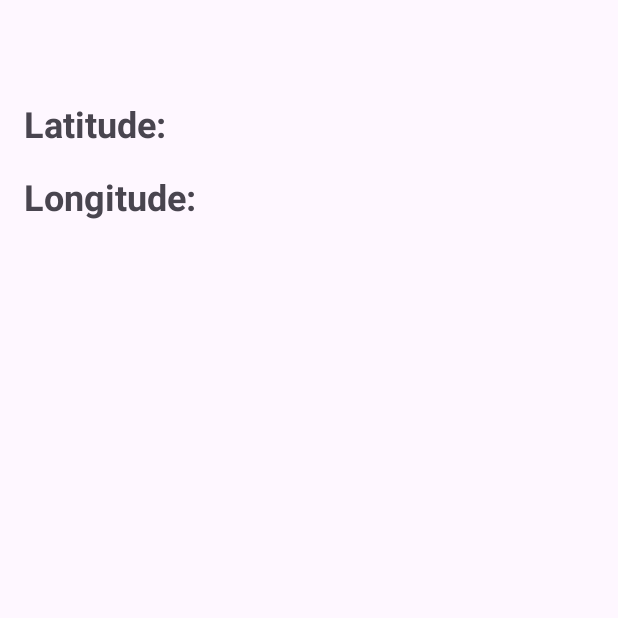
After one commit to wh1zeguy/Hide_and_Seek_App, an Android app: the GameActivity screen opened directly, with no data from a screen before it, on a phone screen of 412 x 824 dp, the top half of it. The commit adds this screen. Run offline under Robolectric (Android 15) with nearby library versions, the phone set to English and light mode, and no system bars.

Commit message:
Working Latitude & Longitude

```diff
--- a/app/src/main/AndroidManifest.xml
+++ b/app/src/main/AndroidManifest.xml
@@ -21,6 +21,7 @@
                 <category android:name="android.intent.category.LAUNCHER" />
             </intent-filter>
         </activity>
+        <activity android:name=".GameActivity" />
     </application>
 
 </manifest>
--- /dev/null
+++ b/app/src/main/java/com/example/hide_and_seek/GameActivity.kt
@@ -0,0 +1,102 @@
+package com.example.hide_and_seek
+
+import android.Manifest
+import android.content.pm.PackageManager
+import android.location.Location
+import android.os.Bundle
+import android.util.Log
+import android.widget.Toast
+import androidx.appcompat.app.AppCompatActivity
+import androidx.core.app.ActivityCompat
+import androidx.core.content.ContextCompat
+import com.google.android.gms.location.FusedLocationProviderClient
+import com.google.android.gms.location.LocationServices
+
+class GameActivity : AppCompatActivity() {
+
+    private lateinit var fusedLocationClient: FusedLocationProviderClient
+    private val LOCATION_PERMISSION_REQUEST_CODE = 1001
+
+    override fun onCreate(savedInstanceState: Bundle?) {
+        super.onCreate(savedInstanceState)
+        setContentView(R.layout.activity_game)
+
+        fusedLocationClient = LocationServices.getFusedLocationProviderClient(this)
+
+        // Check for permissions first
+        if (checkLocationPermissions()) {
+            getLastKnownLocation()
+        } else {
+            requestLocationPermissions()
+        }
+    }
+
+    private fun checkLocationPermissions(): Boolean {
+        val fineLocation = ContextCompat.checkSelfPermission(
+            this,
+            Manifest.permission.ACCESS_FINE_LOCATION
+        ) == PackageManager.PERMISSION_GRANTED
+
+        val coarseLocation = ContextCompat.checkSelfPermission(
+            this,
+            Manifest.permission.ACCESS_COARSE_LOCATION
+        ) == PackageManager.PERMISSION_GRANTED
+
+        return fineLocation && coarseLocation
+    }
+
+    private fun requestLocationPermissions() {
+        ActivityCompat.requestPermissions(
+            this,
+            arrayOf(
+                Manifest.permission.ACCESS_FINE_LOCATION,
+                Manifest.permission.ACCESS_COARSE_LOCATION
+            ),
+            LOCATION_PERMISSION_REQUEST_CODE
+        )
+    }
+
+    // Handle user response to permission request
+    override fun onRequestPermissionsResult(
+        requestCode: Int,
+        permissions: Array<out String>,
+        grantResults: IntArray
+    ) {
+        super.onRequestPermissionsResult(requestCode, permissions, grantResults)
+
+        if (requestCode == LOCATION_PERMISSION_REQUEST_CODE) {
+            if (grantResults.isNotEmpty() && grantResults[0] == PackageManager.PERMISSION_GRANTED) {
+                getLastKnownLocation()
+            } else {
+                Toast.makeText(this, "Location permission denied", Toast.LENGTH_SHORT).show()
+            }
+        }
+    }
+
+    // Get the user's last known location
+    private fun getLastKnownLocation() {
+        if (ActivityCompat.checkSelfPermission(
+                this,
+                Manifest.permission.ACCESS_FINE_LOCATION
+            ) != PackageManager.PERMISSION_GRANTED &&
+            ActivityCompat.checkSelfPermission(
+                this,
+                Manifest.permission.ACCESS_COARSE_LOCATION
+            ) != PackageManager.PERMISSION_GRANTED
+        ) {
+            return
+        }
+
+        fusedLocationClient.lastLocation.addOnSuccessListener { location: Location? ->
+            if (location != null) {
+                val latitude = location.latitude
+                val longitude = location.longitude
+                Log.d("Location", "Latitude: $latitude, Longitude: $longitude")
+                Toast.makeText(this, "Lat: $latitude, Long: $longitude", Toast.LENGTH_LONG).show()
+            } else {
+                Log.w("Location", "Last known location is null.")
+                Toast.makeText(this, "Unable to get location", Toast.LENGTH_SHORT).show()
+            }
+        }
+    }
+}
--- a/app/src/main/java/com/example/hide_and_seek/MainActivity.kt
+++ b/app/src/main/java/com/example/hide_and_seek/MainActivity.kt
@@ -16,12 +16,12 @@ class MainActivity : AppCompatActivity() {
         val setupButton = findViewById<Button>(R.id.setupButton)
         val quitButton = findViewById<Button>(R.id.exitButton)
 
-        /*playButton.setOnClickListener {
-            val intent = Intent(this, PlayActivity::class.java)
+        playButton.setOnClickListener {
+            val intent = Intent(this, GameActivity::class.java)
             startActivity(intent)
         }
 
-        setupButton.setOnClickListener {
+        /*setupButton.setOnClickListener {
             val intent = Intent(this, SetupActivity::class.java)
             startActivity(intent)
         }*/
--- /dev/null
+++ b/app/src/main/res/layout/activity_game.xml
@@ -0,0 +1,32 @@
+<?xml version="1.0" encoding="utf-8"?>
+<androidx.constraintlayout.widget.ConstraintLayout
+    xmlns:android="http://schemas.android.com/apk/res/android"
+    xmlns:app="http://schemas.android.com/apk/res-auto"
+    xmlns:tools="http://schemas.android.com/tools"
+    android:layout_width="match_parent"
+    android:layout_height="match_parent"
+    android:padding="16dp">
+
+    <TextView
+        android:id="@+id/textView"
+        android:layout_width="wrap_content"
+        android:layout_height="wrap_content"
+        android:text="Latitude: "
+        android:textSize="24sp"
+        android:textStyle="bold"
+        app:layout_constraintStart_toStartOf="parent"
+        app:layout_constraintTop_toTopOf="parent"
+        android:layout_marginTop="50dp"/>
+
+    <TextView
+        android:id="@+id/textView2"
+        android:layout_width="wrap_content"
+        android:layout_height="wrap_content"
+        android:text="Longitude: "
+        android:textSize="24sp"
+        android:textStyle="bold"
+        app:layout_constraintStart_toStartOf="parent"
+        app:layout_constraintTop_toBottomOf="@id/textView"
+        android:layout_marginTop="16dp"/>
+
+</androidx.constraintlayout.widget.ConstraintLayout>
```
Also changed, not shown: build.gradle.kts (line endings or trailing spaces).
